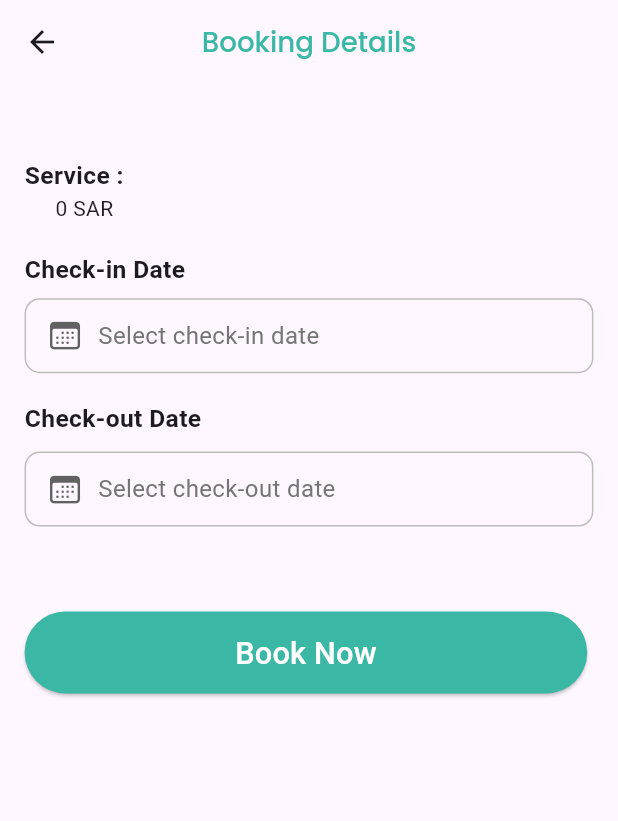
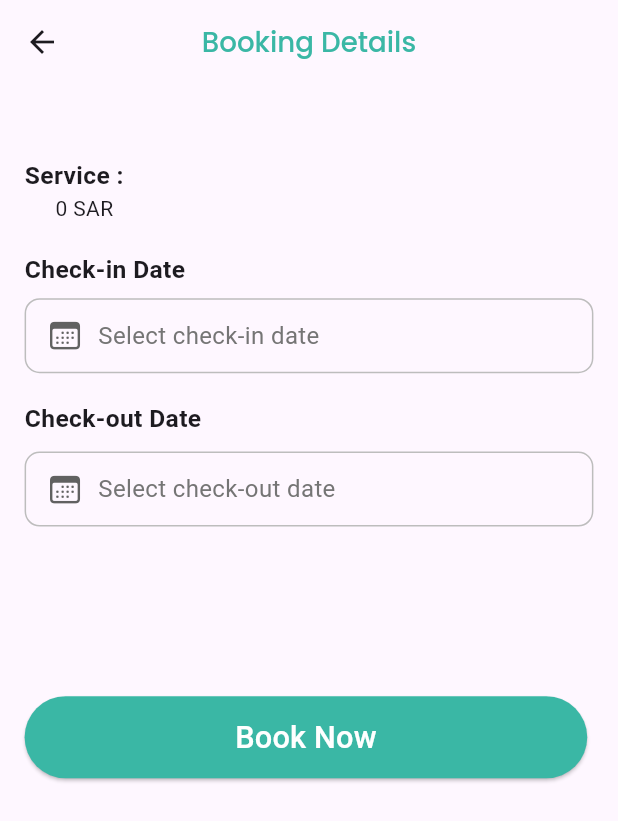
Before and after one commit to Ixovh/rifq, a Flutter app: the BookingHotel screen opened directly with empty values, on a phone screen of 412 x 824 dp. Shown: the top 821 px of the screen. Run offline on Flutter 3.47's test engine with Material 3 defaults, Android fonts, the phone set to English and light mode, and no system bars; our stand-ins replace bloc, carousel_slider, dart_mappable, equatable, flutter_bloc, flutter_dotenv and 15 more; accounts and stored records are empty; generated files the repository leaves out were written again.

```diff
--- a/lib/core/routes/base_routes.dart
+++ b/lib/core/routes/base_routes.dart
@@ -18,13 +18,9 @@ import 'package:rifq/features/owner_flow/auth/presentation/pages/otp_screen.dart
 import 'package:rifq/features/owner_flow/auth/presentation/pages/reset_password_screen.dart';
 import 'package:rifq/features/owner_flow/auth/presentation/pages/sends_to_email_screen.dart';
 import 'package:rifq/features/owner_flow/auth/presentation/pages/welcome_screen.dart';
-
-import 'package:rifq/features/owner_flow/hotel/data/model/hotel_model.dart';
 import 'package:rifq/features/owner_flow/hotel/presentation/cubit/hotel_cubit.dart';
 import 'package:rifq/features/owner_flow/hotel/presentation/pages/hotel_details_screen.dart';
-
 import 'package:rifq/features/owner_flow/clinic/presentation/pages/clinic_screen.dart';
-
 import 'package:rifq/features/owner_flow/hotel/presentation/pages/hotel_home_screen.dart';
 import 'package:rifq/features/owner_flow/hotel/sup_feauter/booking_hotel/presentation/pages/booking_hotel.dart';
 import 'package:rifq/features/owner_flow/nav/presentation/cubit/nav_cubit.dart';
@@ -37,10 +33,11 @@ import 'package:rifq/features/owner_flow/pet_profile/sup_features/pet_profile_he
 import 'package:rifq/features/owner_flow/profile/presentation/cubit/profile_cubit.dart';
 import 'package:rifq/features/owner_flow/profile/presentation/pages/edit_profile_screen.dart';
 import 'package:rifq/features/owner_flow/profile/presentation/pages/profile_screen.dart';
-
+import '../../features/owner_flow/hotel/sup_feauter/payment/presentation/pages/test.dart';
 import '../../features/owner_flow/pet_profile/sup_features/edit_pet_profile/domain/usecase/edit_pet_profile_usecase.dart';
 import '../../features/owner_flow/pet_profile/sup_features/edit_pet_profile/presentaion/cubit/edit_pet_profile_cubit.dart';
 import '../di/setup.dart';
+
 
 abstract class Routes {
   static String splash = '/';
@@ -59,6 +56,9 @@ abstract class Routes {
   static String resetPassword = '/resetPassword';
   static String navbar = '/navbar';
   static String addpet = '/addpet';
+
+  static String test = '/testpage';
+
 
 
 
@@ -239,7 +239,6 @@ abstract class Routes {
       // ),
 
       GoRoute(path: addpet, builder: (context, state) => AddPetScreen()),
-
       GoRoute(path: aiScreen, builder: (context, state) => AiScreen()),
       GoRoute(path: healthScreen, builder: (context, state) => ClinicScreen()),
 
@@ -366,6 +365,16 @@ GoRoute(
         },
       ),
 
+
+
+
+      GoRoute(
+        path: test,
+        builder: (context, state) {
+          return Test();
+        },
+      ),
+
     ],
   );
 
--- a/lib/core/shared/shared_in_owner_flow/shared/entities/provider_items_view_entity.dart
+++ b/lib/core/shared/shared_in_owner_flow/shared/entities/provider_items_view_entity.dart
@@ -3,7 +3,6 @@ class ProviderItemsViewEntity {
   final String itemName;
   final String? itemDescription;
   final num? price;
-
   final String providerId;
   final String providerName;
   final String? providerImage;
--- a/lib/features/owner_flow/hotel/domain/repository/hotel_repo_domain.dart
+++ b/lib/features/owner_flow/hotel/domain/repository/hotel_repo_domain.dart
@@ -7,4 +7,5 @@ abstract class HotelRepoDomain {
   Future<Result<List<ProviderEntity>, String>> getAllHotel();
 // تفاصيل فندق معين
   Future<Result<ProviderItemsViewEntity, String>> getHotelById(String id);
+
 }
--- a/lib/features/owner_flow/hotel/domain/usecase/hotel_usecase.dart
+++ b/lib/features/owner_flow/hotel/domain/usecase/hotel_usecase.dart
@@ -29,8 +29,4 @@ class HotelUsecase {
   }
 
 
-  //
-  //
-
-
 }
--- a/lib/features/owner_flow/hotel/sup_feauter/booking_hotel/data/datasource/booking_hotel_datasource.dart
+++ b/lib/features/owner_flow/hotel/sup_feauter/booking_hotel/data/datasource/booking_hotel_datasource.dart
@@ -21,8 +21,9 @@ class BookingHotelDatasource implements BaseBookingHotelDataSource {
   @override
   Future<Result<BookingHotelModel, String>> createBooking(BookingHotelModel booking) async {
     try {
-      final response = await supabase.from('reservations').insert({
-        'id': booking.id,
+      final response = await supabase
+          .from('reservations').insert({
+        // 'id': booking.id,
         'user_id': booking.userId,
         'provider_id': booking.providerId,
         'service_type_id': booking.serviceTypeId,
--- a/lib/features/owner_flow/hotel/sup_feauter/booking_hotel/domain/entity/booking_hotel_entity.dart
+++ b/lib/features/owner_flow/hotel/sup_feauter/booking_hotel/domain/entity/booking_hotel_entity.dart
@@ -4,7 +4,7 @@ class BookingHotelEntity {
   final String id;
   final String userId;
   final String providerId;
-  final String serviceTypeId;//نوع الخدمة
+  final int  serviceTypeId;//نوع الخدمة
   final String serviceItemId;
   final String petId;
   final DateTime startDate;
@@ -12,6 +12,8 @@ class BookingHotelEntity {
   final StatusBookingEnum status;
   final String notes;
   final DateTime createdAt;
+
+
 
   BookingHotelEntity({
     required this.id,
--- a/lib/features/owner_flow/hotel/sup_feauter/booking_hotel/presentation/pages/booking_hotel.dart
+++ b/lib/features/owner_flow/hotel/sup_feauter/booking_hotel/presentation/pages/booking_hotel.dart
@@ -2,14 +2,19 @@ import 'package:flutter/cupertino.dart';
 import 'package:flutter/material.dart';
 import 'package:flutter_bloc/flutter_bloc.dart';
 import 'package:flutter_screenutil/flutter_screenutil.dart';
+import 'package:go_router/go_router.dart';
 import 'package:rifq/core/di/setup.dart';
+import 'package:rifq/core/routes/base_routes.dart';
 import 'package:rifq/core/theme/app_theme.dart';
+import 'package:uuid/uuid.dart';
 import '../../../../../../../core/common/widgets/button/custome_button_widgets.dart';
+import '../../../../../../../core/shared/enum/status_booking_enum.dart';
 import '../../../../../../../core/shared/shared_in_owner_flow/shared/entities/provider_items_view_entity.dart';
 import '../../../../../pet_profile/sup_features/pet_info_card/domain/usecase/pet_profile_usecase.dart';
 import '../../../../../pet_profile/sup_features/pet_info_card/presentation/cubit/pet_info_cubit.dart';
 import '../../../../../profile/domain/usecases/user_profile_usecase.dart';
 import '../../../../../profile/presentation/cubit/profile_cubit.dart';
+import '../../domain/entity/booking_hotel_entity.dart';
 import '../../domain/usecase/booking_hotel_usecase.dart';
 import '../cubit/booking_hotel_cubit.dart';
 import '../widgets/date_time.dart';
@@ -41,7 +46,9 @@ class BookingHotel extends StatelessWidget {
           create: (context) => BookingHotelCubit(getIt<BookingHotelUsecase>()),
         ),
       ],
-      child: Scaffold(
+      child: Builder(
+        builder: (context) {
+          return Scaffold(
             appBar: AppBar(
               title: Text("Booking Details", style: context.body1.copyWith(color: context.primary300),
               ),
@@ -182,16 +189,21 @@ class BookingHotel extends StatelessWidget {
                         );
                       },
                     ),
-
+                    SizedBox(height: 60.h),
                     SizedBox(height: 60.h),
                     CustomeButtonWidgets(
                       titel: 'Book Now',
-                  onPressed: () {},
+                      onPressed: () {
+
+                        context.push(Routes.test);
+                      },
                       buttonWidth: 366.w,
                       buttonhight: 58.h,)
                   ],),
               ),
             ),
+          );
+        }
       ),
     );
   }
--- a/lib/features/owner_flow/pet_profile/sup_features/pet_info_card/data/datasources/pet_card_info_datasources.dart
+++ b/lib/features/owner_flow/pet_profile/sup_features/pet_info_card/data/datasources/pet_card_info_datasources.dart
@@ -29,7 +29,7 @@ class PetCardInfoDatasources  implements PatCard {
     final response = await supabase
         .from('pet_profile_view')
         .select()
-        .eq('owner_id', ownerId);
+        .eq('user_id', ownerId);
     return response.map((e) => PetProfileModelMapper.fromMap(e)).toList();
   }
 
--- a/lib/features/owner_flow/pet_profile/sup_features/pet_info_card/data/model/pet_profile_model.dart
+++ b/lib/features/owner_flow/pet_profile/sup_features/pet_info_card/data/model/pet_profile_model.dart
@@ -13,7 +13,7 @@ class PetProfileModel extends PetProfileEntity with PetProfileModelMappable {
     @MappableField(key: 'pet_species') required super.species,
     @MappableField(key: 'pet_birthdate') required super.birthdate,
     @MappableField(key: 'pet_photo') required super.photoUrl,
-    @MappableField(key: 'owner_id') required super.ownerId,
+    @MappableField(key: 'user_id') required super.ownerId,
     @MappableField(key: 'pet_gender') required super.gender,
     @MappableField(key: 'pet_created_at') required super.createdAt,
   });
--- a/lib/features/owner_flow/pet_profile/sup_features/pet_info_card/data/model/pet_profile_model.mapper.dart
+++ b/lib/features/owner_flow/pet_profile/sup_features/pet_info_card/data/model/pet_profile_model.mapper.dart
@@ -61,7 +61,7 @@ class PetProfileModelMapper extends ClassMapperBase<PetProfileModel> {
   static const Field<PetProfileModel, String> _f$ownerId = Field(
     'ownerId',
     _$ownerId,
-    key: r'owner_id',
+    key: r'user_id',
   );
   static String _$gender(PetProfileModel v) => v.gender;
   static const Field<PetProfileModel, String> _f$gender = Field(
```
Also changed, not shown: lib/features/owner_flow/hotel/data/datasource/hotel_datasource.dart (+33 -2 lines), lib/features/owner_flow/hotel/data/model/hotel_model.dart (deleted, +0 -29 lines), lib/features/owner_flow/hotel/domain/entity/provider_service_entity.dart (deleted, +0 -37 lines), lib/features/owner_flow/hotel/presentation/cubit/hotel_cubit.dart (+22 -4 lines), lib/features/owner_flow/hotel/presentation/pages/hotel_home_screen.dart (+3 -16 lines), lib/features/owner_flow/hotel/sup_feauter/booking_hotel/data/model/booking_hotel_model.mapper.dart (+4 -4 lines), lib/features/owner_flow/hotel/sup_feauter/payment/presentation/pages/test.dart (added, +11 -0 lines). Lines whose indentation alone changed are shown as unchanged.
